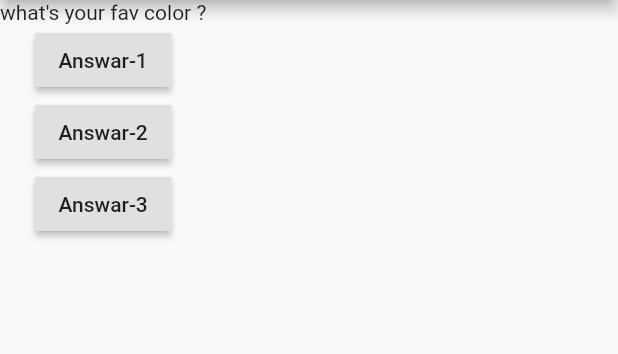
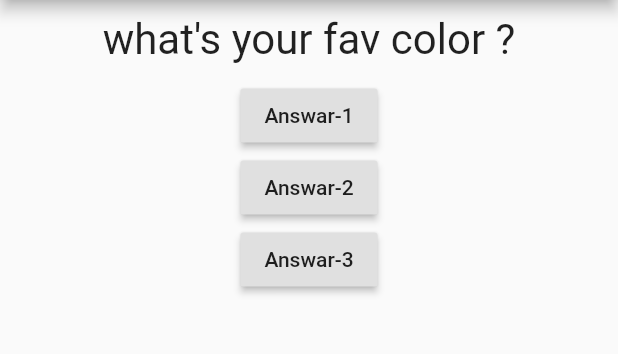
Before and after one commit to Jagannath-Mishra/flutter_quiz_app, a Flutter app: the screen it shows after launch, on a phone screen of 412 x 824 dp, the part 84-438 px from its top. Run offline on Flutter 3.47's test engine with Material 2 defaults, Android fonts, the phone set to English and light mode, and no system bars.

```diff
--- a/lib/main.dart
+++ b/lib/main.dart
@@ -1,4 +1,5 @@
 import 'package:flutter/material.dart';
+import 'package:flutter_app/question.dart';
 
 /*void main(){
  runApp(MyApp());
@@ -17,7 +18,7 @@ class MyApp extends StatefulWidget {
 
 class _MyStateApp extends State<MyApp> {
   var _questionIndex = 0;
-  var _questions = [
+  var questions = [
     "what's your fav color ?",
     "What's your fab sports ?",
     "What's your first job?"
@@ -43,7 +44,9 @@ class _MyStateApp extends State<MyApp> {
         ),
         body: Column(
           children: [
-            Text(_questions.elementAt(_questionIndex)),
+            Question(
+              questions[_questionIndex],
+            ),
             RaisedButton(
               child: Text('Answar-1'),
               onPressed: _answarClicked,
--- /dev/null
+++ b/lib/question.dart
@@ -0,0 +1,21 @@
+
+
+import 'package:flutter/material.dart';
+
+class Question extends StatelessWidget{
+  final String questionText;
+  Question(this.questionText);
+
+  @override
+  Widget build(BuildContext context) {
+    return Container(
+      width: double.infinity,
+      margin: EdgeInsets.all(10),
+      child: Text(
+        questionText,
+        style: TextStyle(fontSize: 28),
+        textAlign: TextAlign.center,
+      ),
+    );
+  }
+}
```
